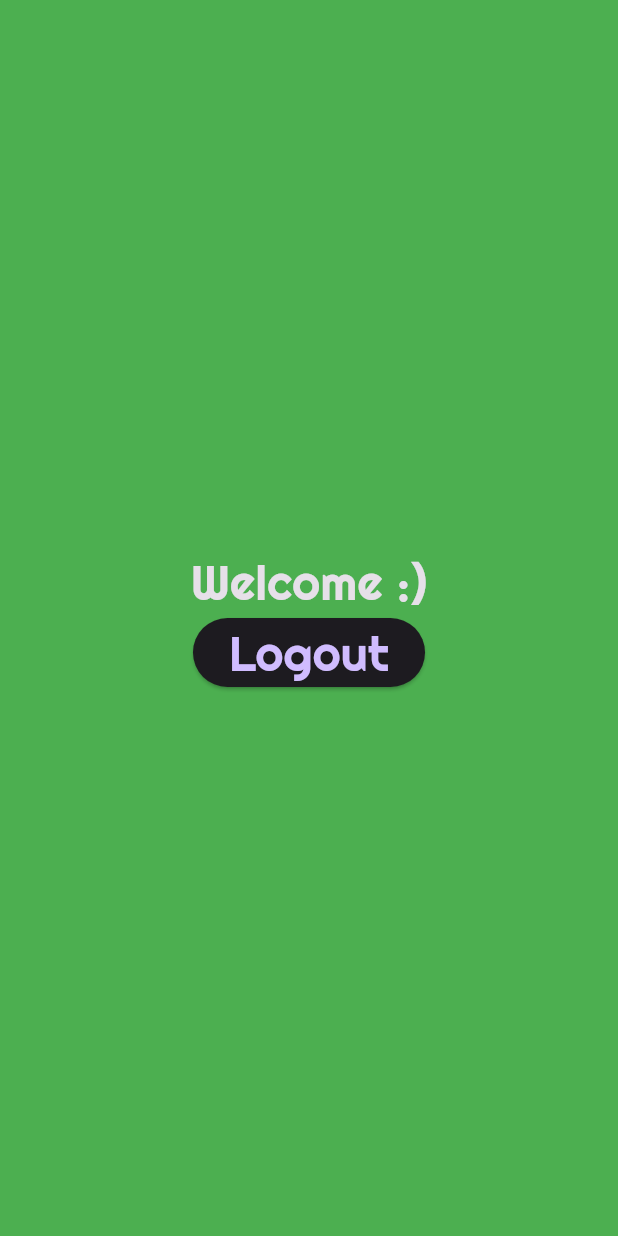
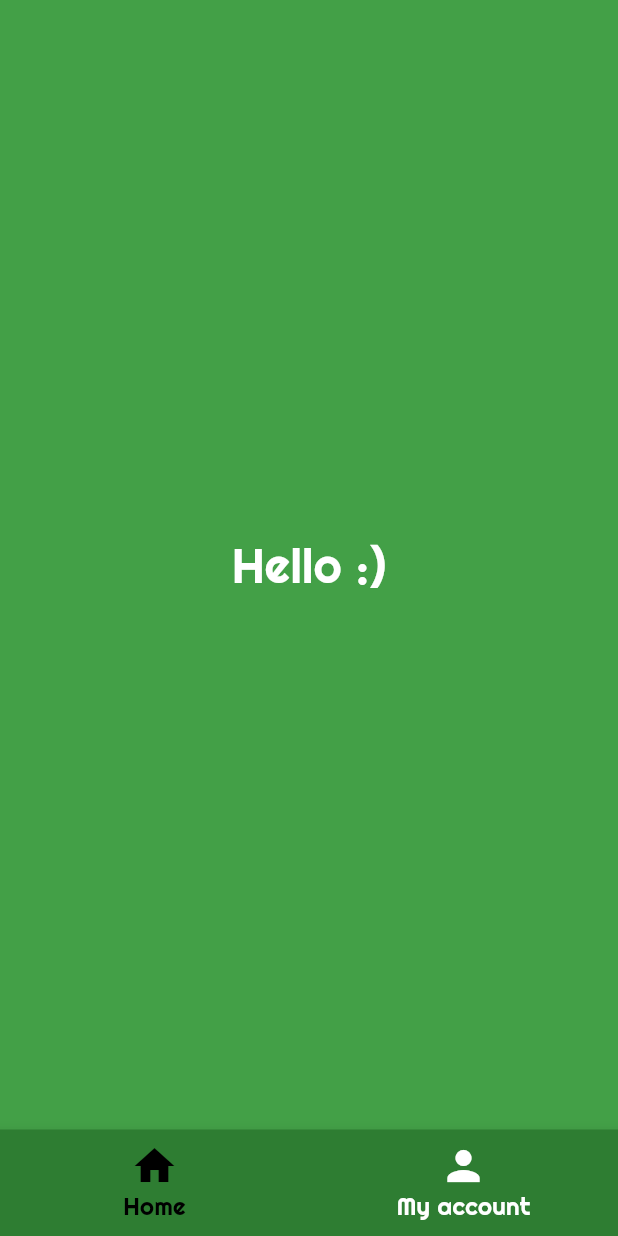
Before and after one commit to kubaolszewski/crypto_wallet, a Flutter app: the screen it shows after launch, after a tap on "Welcome", on a phone screen of 412 x 824 dp. Run offline on Flutter 3.47's test engine with Material 2 defaults, Android fonts, the phone set to English and light mode, and no system bars; our stand-ins replace firebase_auth, firebase_core, google_fonts; missing offline and left inert: flutterfire_ui; accounts and stored records are empty.

Commit message:
Create home page and user account page with Flutterfire UI

```diff
--- a/lib/auth/pages/auth_gate.dart
+++ b/lib/auth/pages/auth_gate.dart
@@ -1,8 +1,8 @@
+import 'package:crypto_wallet/auth/pages/home_page.dart';
 import 'package:firebase_auth/firebase_auth.dart';
 import 'package:flutter/material.dart';
 import 'package:flutterfire_ui/auth.dart';
 
-import '../../home_page.dart';
 
 class AuthGate extends StatelessWidget {
   const AuthGate({Key? key}) : super(key: key);
--- /dev/null
+++ b/lib/auth/pages/home_page.dart
@@ -0,0 +1,79 @@
+import 'package:crypto_wallet/auth/pages/my_account_page.dart';
+import 'package:flutter/material.dart';
+import 'package:google_fonts/google_fonts.dart';
+
+class HomePage extends StatefulWidget {
+  const HomePage({super.key});
+
+  @override
+  State<HomePage> createState() => _HomePageState();
+}
+
+class _HomePageState extends State<HomePage> {
+  var currentIndex = 0;
+  @override
+  Widget build(BuildContext context) {
+    return Scaffold(
+      backgroundColor: Colors.green[600],
+      body: Builder(
+        builder: (context) {
+          if (currentIndex == 0) {
+            return Center(
+              child: Column(
+                mainAxisAlignment: MainAxisAlignment.center,
+                children: [
+                  Text(
+                    'Hello :)',
+                    style: GoogleFonts.righteous(
+                      color: Colors.white,
+                      fontSize: 32,
+                    ),
+                  )
+                ],
+              ),
+            );
+          }
+
+          return const MyAccountPage();
+        },
+      ),
+      bottomNavigationBar: Theme(
+        data: Theme.of(context).copyWith(
+          canvasColor: Colors.green[800],
+          splashColor: null,
+          textTheme: Theme.of(context).textTheme.copyWith(),
+        ),
+        child: BottomNavigationBar(
+          currentIndex: currentIndex,
+          selectedLabelStyle: GoogleFonts.righteous(fontSize: 16),
+          unselectedLabelStyle: GoogleFonts.righteous(fontSize: 16),
+          selectedItemColor: Colors.black,
+          unselectedItemColor: Colors.white,
+          onTap: (newIndex) {
+            setState(() {
+              currentIndex = newIndex;
+            });
+          },
+          items: const [
+            BottomNavigationBarItem(
+              backgroundColor: Colors.white,
+              icon: Icon(
+                Icons.home,
+                size: 32,
+              ),
+              label: 'Home',
+            ),
+            BottomNavigationBarItem(
+              backgroundColor: Colors.white,
+              icon: Icon(
+                Icons.person,
+                size: 32,
+              ),
+              label: 'My account',
+            ),
+          ],
+        ),
+      ),
+    );
+  }
+}
--- /dev/null
+++ b/lib/auth/pages/my_account_page.dart
@@ -0,0 +1,17 @@
+import 'package:flutter/material.dart';
+import 'package:flutterfire_ui/auth.dart';
+
+class MyAccountPage extends StatelessWidget {
+  const MyAccountPage({super.key});
+
+  @override
+  Widget build(BuildContext context) {
+    return const ProfileScreen(
+      providerConfigs: [
+        EmailProviderConfiguration(),
+      ],
+      avatarSize: 120,
+      avatarShape: CircleBorder(),
+    );
+  }
+}
--- a/lib/home_page.dart
+++ /dev/null
@@ -1,34 +0,0 @@
-import 'package:firebase_auth/firebase_auth.dart';
-import 'package:flutter/material.dart';
-import 'package:google_fonts/google_fonts.dart';
-
-class HomePage extends StatelessWidget {
-  const HomePage({super.key});
-
-  @override
-  Widget build(BuildContext context) {
-    return Scaffold(
-      backgroundColor: Colors.green,
-      body: Center(
-        child: Column(
-          mainAxisAlignment: MainAxisAlignment.center,
-          children: [
-            Text(
-              'Welcome :)',
-              style: GoogleFonts.righteous(fontSize: 32),
-            ),
-            ElevatedButton(
-              onPressed: () {
-                FirebaseAuth.instance.signOut();
-              },
-              child: Text(
-                'Logout',
-                style: GoogleFonts.righteous(fontSize: 32),
-              ),
-            ),
-          ],
-        ),
-      ),
-    );
-  }
-}
--- a/lib/main.dart
+++ b/lib/main.dart
@@ -17,12 +17,32 @@ class CryptoWallet extends StatelessWidget {
   @override
   Widget build(BuildContext context) {
     return MaterialApp(
-      title: 'Flutter Demo',
+      title: 'My Crypto Wallet',
       debugShowCheckedModeBanner: false,
-      theme: ThemeData.dark(
-        useMaterial3: true,
-      ),
+      theme: getThemeData(),
       home: const WelcomePage(),
     );
   }
+
+  ThemeData getThemeData() {
+    return ThemeData(
+      useMaterial3: true,
+      inputDecorationTheme: InputDecorationTheme(
+        border: OutlineInputBorder(
+          borderRadius: BorderRadius.circular(8),
+        ),
+      ),
+      outlinedButtonTheme: OutlinedButtonThemeData(
+        style: ButtonStyle(
+          backgroundColor: MaterialStateProperty.all<Color>(Colors.purple),
+          foregroundColor: MaterialStateProperty.all<Color>(Colors.white),
+        ),
+      ),
+      textButtonTheme: TextButtonThemeData(
+        style: ButtonStyle(
+          foregroundColor: MaterialStateProperty.all<Color>(Colors.purple),
+        ),
+      ),
+    );
+  }
 }
--- a/lib/welcome_page.dart
+++ b/lib/welcome_page.dart
@@ -29,6 +29,10 @@ class WelcomePage extends StatelessWidget {
                 ),
               ),
               ElevatedButton(
+                style: ButtonStyle(
+                  backgroundColor:
+                      MaterialStateProperty.all<Color>(Colors.purple),
+                ),
                 onPressed: () {
                   Navigator.of(context).push(
                     MaterialPageRoute(
```
